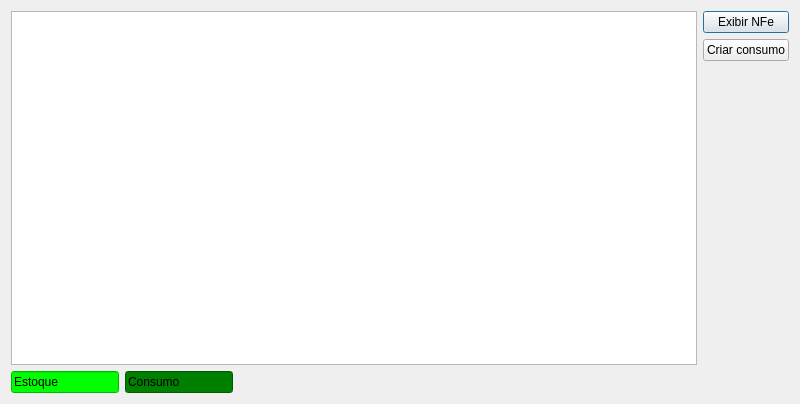
lellisls/ERP-STACCATO, file ui/estoque.ui: the form before one commit.
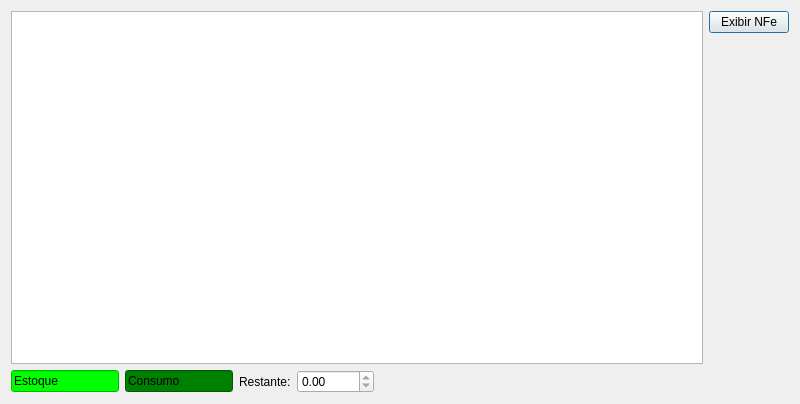
The form after the commit. Custom widgets are drawn as their Qt base class.

```diff
--- a/ui/estoque.ui
+++ b/ui/estoque.ui
@@ -14,7 +14,7 @@
    <string>Estoque</string>
   </property>
   <layout class="QGridLayout" name="gridLayout">
-   <item row="0" column="0" rowspan="3">
+   <item row="0" column="0" rowspan="2">
     <widget class="TableView" name="table">
      <property name="editTriggers">
       <set>QAbstractItemView::NoEditTriggers</set>
@@ -24,14 +24,7 @@
      </property>
     </widget>
    </item>
-   <item row="0" column="1">
-    <widget class="QPushButton" name="pushButtonExibirNfe">
-     <property name="text">
-      <string>Exibir NFe</string>
-     </property>
-    </widget>
-   </item>
-   <item row="2" column="1">
+   <item row="1" column="1">
     <spacer name="verticalSpacer">
      <property name="orientation">
       <enum>Qt::Vertical</enum>
@@ -44,7 +37,7 @@
      </property>
     </spacer>
    </item>
-   <item row="3" column="0">
+   <item row="2" column="0">
     <layout class="QHBoxLayout" name="horizontalLayout">
      <item>
       <widget class="QLineEdit" name="lineEdit_3">
@@ -99,6 +92,23 @@
        </property>
       </widget>
      </item>
+     <item>
+      <widget class="QLabel" name="labelRestante">
+       <property name="text">
+        <string>Restante:</string>
+       </property>
+      </widget>
+     </item>
+     <item>
+      <widget class="QDoubleSpinBox" name="doubleSpinBoxRestante">
+       <property name="readOnly">
+        <bool>true</bool>
+       </property>
+       <property name="maximum">
+        <double>99999.990000000005239</double>
+       </property>
+      </widget>
+     </item>
      <item>
       <spacer name="horizontalSpacer">
        <property name="orientation">
@@ -114,10 +124,10 @@
      </item>
     </layout>
    </item>
-   <item row="1" column="1">
-    <widget class="QPushButton" name="pushButtonCriarConsumo">
+   <item row="0" column="1">
+    <widget class="QPushButton" name="pushButtonExibirNfe">
      <property name="text">
-      <string>Criar consumo</string>
+      <string>Exibir NFe</string>
      </property>
     </widget>
    </item>
```
